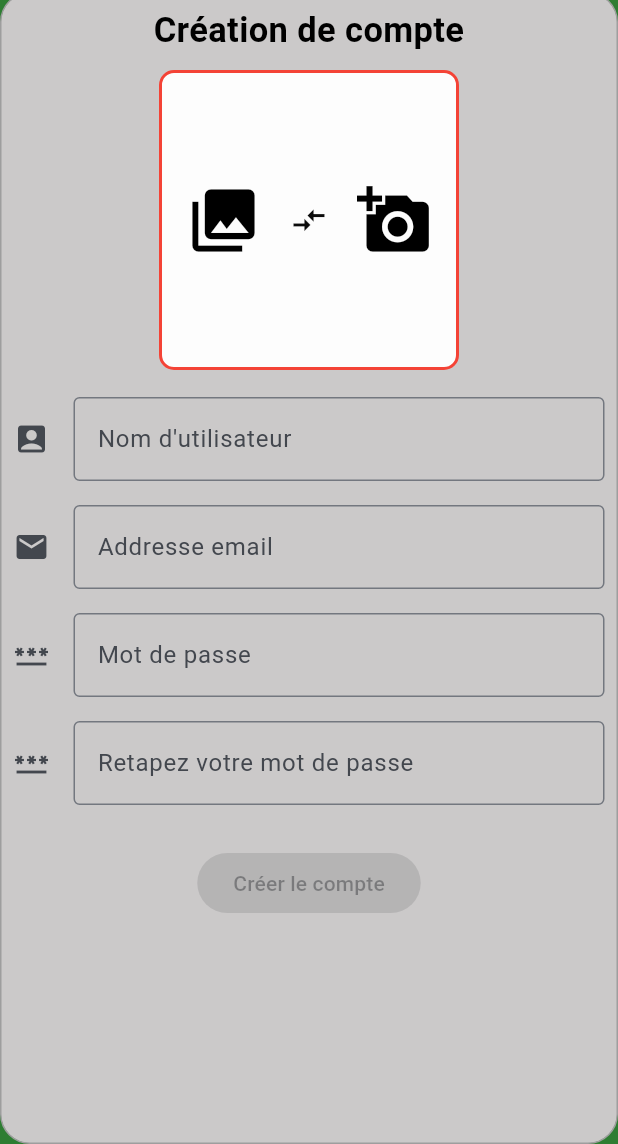
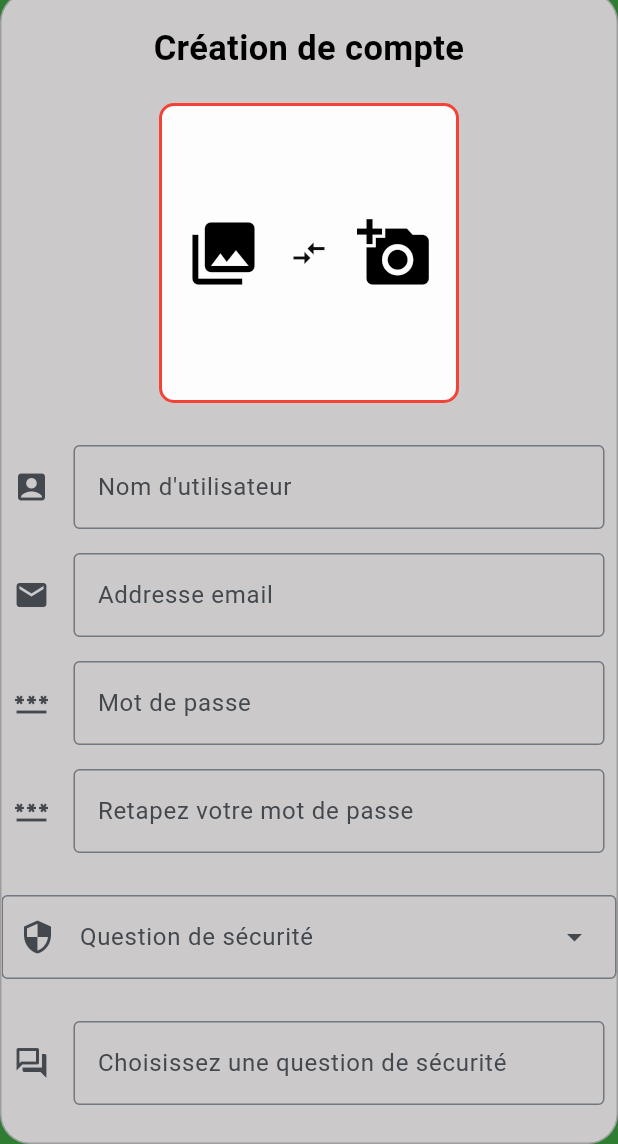
Before and after one commit to Rayounnes/LOG3900---203---Scrabble-Web-App, a Flutter app: the SignUp screen opened by its route, on a phone screen of 412 x 824 dp, the part 92-1236 px from its top. Run offline on Flutter 3.47's test engine with Material 2 defaults, Android fonts, the phone set to English and light mode, and no system bars; our stand-ins replace audioplayers, camera, get_it, image_picker, injectable, just_audio and 1 more; network calls fail.

Commit message:
Mot de passe oublié et resize d'image du profil

```diff
--- a/light_client/app/lib/main.dart
+++ b/light_client/app/lib/main.dart
@@ -1,5 +1,6 @@
 import 'package:app/screens/gallery_page.dart';
 import 'package:app/screens/camera_page.dart';
+import 'package:app/screens/password_recovering_page.dart';
 import 'package:app/services/music_service.dart';
 import 'package:flutter/material.dart';
 import 'screens/login_page.dart';
@@ -42,6 +43,7 @@ class MyApp extends StatelessWidget {
         '/signScreen': (context) => SignUp(),
         '/cameraScreen': (context) => CameraPage(),
         '/galleryScreen': (context) => GalleryPage(),
+        '/recoverPassScreen': (context) => RecoverAccountPage(),
       },
       theme: ThemeData(
           colorScheme: ColorScheme.fromSeed(seedColor: Colors.blue),
--- a/light_client/app/lib/models/login_infos.dart
+++ b/light_client/app/lib/models/login_infos.dart
@@ -4,17 +4,21 @@ class LoginInfos {
   String? email;
   String? icon;
   String? socket;
+  String? qstIndex;
+  String? qstAnswer;
 
   LoginInfos(
       {required this.username,
       required this.password, this.email,
-      this.icon,this.socket});
+      this.icon,this.socket,this.qstIndex,this.qstAnswer});
 
   Map toJson() => {
         'username': username,
         'password': password,
         'email': email,
         'icon': icon,
-      'socket': socket,
+        'socket': socket,
+        'qstIndex': qstIndex,
+        'qstAnswer': qstAnswer,
   };
 }
--- a/light_client/app/lib/screens/login_page.dart
+++ b/light_client/app/lib/screens/login_page.dart
@@ -145,6 +145,12 @@ class _LoginDemoState extends State<LoginDemo> {
                     Navigator.pushNamed(context, '/signScreen');
                   },
                 ),
+                TextButton(
+                  child: Text('Mot de passe oublié?'),
+                  onPressed: () {
+                    Navigator.pushNamed(context, '/recoverPassScreen');
+                  },
+                ),
               ],
             ),
           ),
--- a/light_client/app/lib/screens/sign_page.dart
+++ b/light_client/app/lib/screens/sign_page.dart
@@ -1,5 +1,4 @@
 import 'dart:io';
-import 'dart:typed_data';
 import 'dart:convert';
 
 
@@ -24,21 +23,41 @@ class _SignUpState extends State<SignUp> {
   final usernameController = TextEditingController();
   final passwordController = TextEditingController();
   final emailController = TextEditingController();
+  final passwordCheckController = TextEditingController();
+  final securityResponseController = TextEditingController();
+  final securityQuestionController = TextEditingController();
 
-  final passwordCheckController = TextEditingController();
+  String selectedQuestion = "";
   String picturePath = "";
+
+  final List<String> questions = [
+    "Quel est votre destination de rêve ?",
+    "Quel est votre nourriture préféré ?",
+    "Quel est votre animal préféré ?",
+    "Quel est votre sport préféré ?",
+    "Quel est votre langage de programmation préféré ?",
+  ];
 
   @override
   void dispose() {
     usernameController.dispose();
     passwordController.dispose();
     passwordCheckController.dispose();
+    emailController.dispose();
+    securityResponseController.dispose();
+    securityQuestionController.dispose();
     super.dispose();
   }
 
   @override
   void initState() {
     super.initState();
+    getSecurityQst();
+  }
+
+  void getSecurityQst() async{ //erreur HTTP 302
+    List questions = await ApiService().getSecurityQsts();
+    print(questions);
   }
 
   void setProfilePic(String imagePath) {
@@ -50,8 +69,6 @@ class _SignUpState extends State<SignUp> {
   void createAccount() async {
     if (!_formKey.currentState!.validate()) return;
     String username = usernameController.text;
-    String password = passwordController.text;
-    String email = emailController.text;
     File imageFile = File(picturePath);
     List<int> imageBytes = await imageFile.readAsBytes();
     String imageBase64 = BASE64PREFIX+base64Encode(imageBytes);
@@ -60,10 +77,13 @@ class _SignUpState extends State<SignUp> {
     if(iconResponse) {
       int response = await ApiService().createUser(LoginInfos(
           username: username,
-          password: password,
-          email: email,
+          password: passwordController.text,
+          email: emailController.text,
           icon: imageBase64,
-          socket: getIt<SocketService>().socketId));
+          socket: getIt<SocketService>().socketId,
+          qstIndex: selectedQuestion,
+          qstAnswer: securityResponseController.text
+      ));
       if (response == HTTP_STATUS_OK) {
         getIt<UserInfos>().setUser(username);
         getIt<SocketService>().send("user-connection", <String, String>{
@@ -100,6 +120,13 @@ class _SignUpState extends State<SignUp> {
 
   @override
   Widget build(BuildContext context) {
+    final List<DropdownMenuEntry<String>> qsts =
+    <DropdownMenuEntry<String>>[];
+    for (int i = 0; i<questions.length; i++) {
+      qsts.add(DropdownMenuEntry<String>(
+          value: '$i', label: questions[i]));
+    }
+
     return Scaffold(
       backgroundColor: Colors.green[800],
       appBar: AppBar(
@@ -130,20 +157,23 @@ class _SignUpState extends State<SignUp> {
           ),
           child: Form(
             key: _formKey,
+            child: Scrollbar(
+              child: ListView(
+                children: <Widget>[
+                  Container(
                     child: Column(
-              children: <Widget>[
+                      mainAxisAlignment: MainAxisAlignment.center,
+                      mainAxisSize: MainAxisSize.min,
+                      children: [
                         Padding(
-                    padding: const EdgeInsets.only(top:8.0),
-                    child: SizedBox(
-                      width: 400,
+                            padding: const EdgeInsets.only(top:20.0),
                             child: Text('Création de compte',
                                 textAlign: TextAlign.center,
                                 style: TextStyle(
                                   fontSize: 23,
                                   color: Colors.black,
                                   fontWeight: FontWeight.w700,
-                          )),
-                    )),
+                                ))),
                         displayProfilePicture(),
                         Padding(
                           padding: const EdgeInsets.all(8.0),
@@ -225,9 +255,47 @@ class _SignUpState extends State<SignUp> {
                           ),
                         ),
                         Padding(
+                          padding: const EdgeInsets.only(top:20.0,bottom:20.0),
+                          child: Center(
+                            child: DropdownMenu(
+                              width: 450,
+                              leadingIcon:Icon(Icons.security_outlined) ,
+                             // initialSelection: questions[0],
+                              controller: securityQuestionController,
+                              label: const Text('Question de sécurité'),
+                              dropdownMenuEntries: qsts,
+                              onSelected: (String? question) {
+                                setState(() {
+                                  selectedQuestion = question!;
+                                });
+                              },
+                            ),
+                          ),
+                        ),
+                        Padding(
+                          padding: const EdgeInsets.all(8.0),
+                          child: TextFormField(
+                            controller: securityResponseController,
+                            decoration: InputDecoration(
+                              icon: Icon(Icons.question_answer_outlined),
+                              label: Text(selectedQuestion==''?
+                              'Choisissez une question de sécurité'
+                                  :securityQuestionController.text) ,
+                              hintText: 'Réponse à la question',
+                              border: OutlineInputBorder(),
+                            ),
+                            validator: (String? value) {
+                            if (value == null || value.isEmpty) {
+                              return "Entrez une réponse à la question de sécurité";
+                            }
+                            return null;
+                          },
+                          ),
+                        ),
+                        Padding(
                           padding: const EdgeInsets.all(20.0),
                           child: ElevatedButton(
-                    onPressed: picturePath.isEmpty ? null:  () {
+                            onPressed: picturePath.isEmpty || selectedQuestion==''? null:  () {
                               if (_formKey.currentState!.validate()) {
                                 createAccount();
                               }
@@ -236,6 +304,10 @@ class _SignUpState extends State<SignUp> {
                           ),
                         ),
                       ],
+                    ),
+                  ),
+                ],
+              ),
             ),
           ),
         ),
@@ -249,7 +321,7 @@ class _SignUpState extends State<SignUp> {
     );
     setState(() {
       pictureArea = Padding(
-          padding: const EdgeInsets.all(10.0),
+          padding: const EdgeInsets.all(20.0),
           child: Container(
             width: picturePath.isEmpty ? 200 : 200,
             height: picturePath.isEmpty ? 200 : 230,
--- a/light_client/app/pubspec.yaml
+++ b/light_client/app/pubspec.yaml
@@ -39,6 +39,7 @@ dependencies:
   path_provider: ^2.0.13
   image_picker: ^0.8.7
   image_cropper: ^3.0.1
+  image: ^4.0.15
 
 
     # The following adds the Cupertino Icons font to your application.
```
Also changed, not shown: light_client/app/lib/screens/camera_page.dart (+7 -2 lines), light_client/app/lib/screens/gallery_page.dart (+14 -3 lines), light_client/app/lib/screens/password_recovering_page.dart (added, +267 -0 lines), light_client/app/lib/services/api_service.dart (+66 -2 lines), light_client/app/pubspec.lock, 5 other files. Lines whose indentation alone changed are shown as unchanged.
